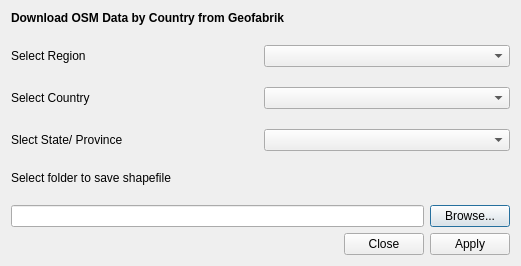
Before: the Qt Designer form forms/hcmgis_geofabrik_form.ui in thangqd/HCMGIS, drawn with Qt 5.
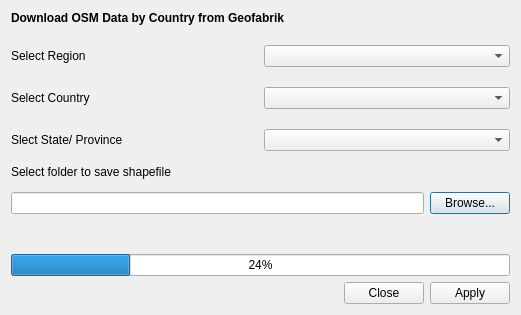
After: the same form once the commit is applied.

```diff
--- a/forms/hcmgis_geofabrik_form.ui
+++ b/forms/hcmgis_geofabrik_form.ui
@@ -13,7 +13,7 @@
     <x>0</x>
     <y>0</y>
     <width>521</width>
-    <height>266</height>
+    <height>315</height>
    </rect>
   </property>
   <property name="mouseTracking">
@@ -75,6 +75,13 @@
    </item>
    <item>
     <layout class="QGridLayout" name="gridLayout_2">
+     <item row="0" column="0" colspan="2">
+      <widget class="QLabel" name="Label">
+       <property name="text">
+        <string>Select folder to save shapefile</string>
+       </property>
+      </widget>
+     </item>
      <item row="1" column="0">
       <widget class="QLineEdit" name="LinOutputFolder">
        <property name="readOnly">
@@ -89,10 +96,17 @@
        </property>
       </widget>
      </item>
-     <item row="0" column="0" colspan="2">
-      <widget class="QLabel" name="Label">
+     <item row="3" column="0" colspan="2">
+      <widget class="QProgressBar" name="status">
+       <property name="value">
+        <number>24</number>
+       </property>
+      </widget>
+     </item>
+     <item row="2" column="0" colspan="2">
+      <widget class="QLabel" name="lblStatus">
        <property name="text">
-        <string>Select folder to save shapefile</string>
+        <string/>
        </property>
       </widget>
      </item>
```
